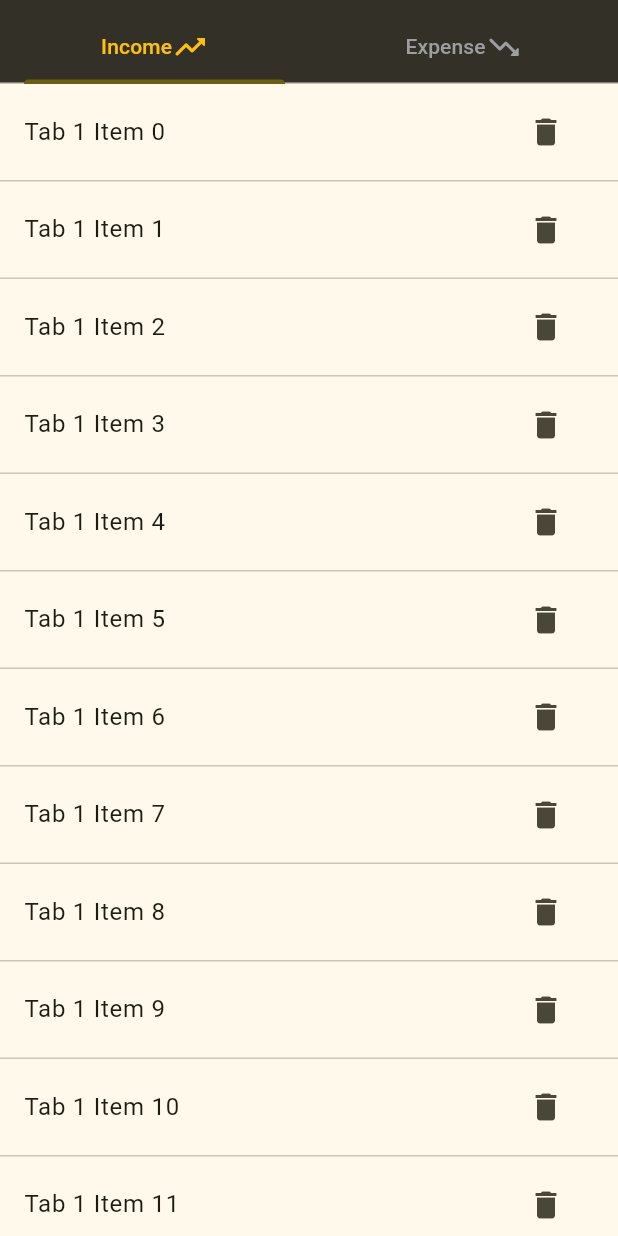
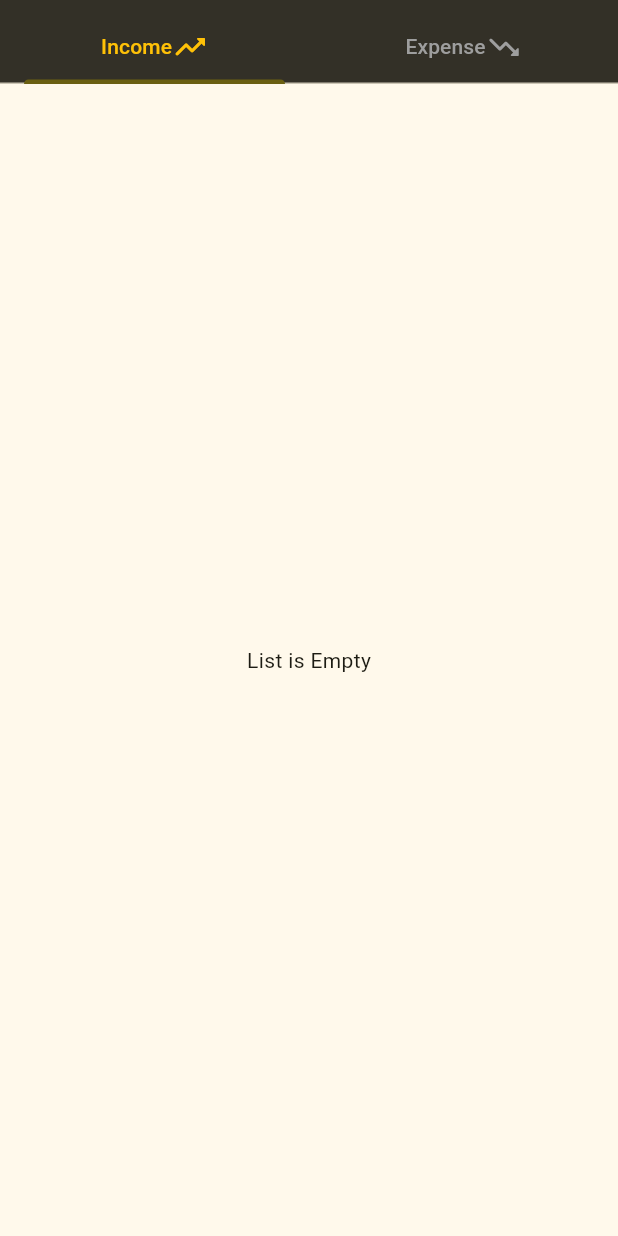
Before and after one commit to shaderone/money_mapper, a Flutter app: the CategoryPage screen opened directly, on a phone screen of 412 x 824 dp. Run offline on Flutter 3.47's test engine with Material 2 defaults, Android fonts, the phone set to English and light mode, and no system bars; our stand-ins replace hive_flutter; accounts and stored records are empty.

Commit message:
Create Function to Add new Category

```diff
--- a/lib/screens/pages/category/category_page.dart
+++ b/lib/screens/pages/category/category_page.dart
@@ -1,6 +1,7 @@
 import 'package:flutter/material.dart';
-
-import 'widgets/category_list_widget.dart';
+import 'package:money_management_app/db/category/category_db.dart';
+import 'package:money_management_app/models/category/category_model.dart';
+import 'package:money_management_app/screens/pages/category/widgets/category_list_widget.dart';
 
 class CategoryPage extends StatelessWidget {
   CategoryPage({super.key});
@@ -43,10 +44,28 @@ class CategoryPage extends StatelessWidget {
               ),
             ),
           ),
-          body: const TabBarView(
+          body: TabBarView(
             children: [
-              CategoryListWidget(),
-              CategoryListWidget(),
+              //first TabView
+              ValueListenableBuilder<List<CategoryModel>>(
+                valueListenable: CategoryDB.instance.incomeCategoryListNotifier,
+                builder: (BuildContext context, List<CategoryModel> categoryList, Widget? child) {
+                  //print("income list - ${categoryList.length}");
+                  //for (var index = 0; index < categoryList.length; index++) {
+                  //  print("$index) - ${categoryList[index].categoryName} ${categoryList[index].type}");
+                  //}
+                  return CategoryListWidget(categoryList: categoryList);
+                },
+              ),
+
+              //Second TabView
+              ValueListenableBuilder<List<CategoryModel>>(
+                valueListenable: CategoryDB.instance.expenseCategoryListNotifier,
+                builder: (BuildContext context, List<CategoryModel> categoryList, Widget? child) {
+                  //print("expense list - ${categoryList.length}");
+                  return CategoryListWidget(categoryList: categoryList);
+                },
+              ),
             ],
           ),
         ),
--- a/lib/screens/pages/category/widgets/category_list_widget.dart
+++ b/lib/screens/pages/category/widgets/category_list_widget.dart
@@ -1,19 +1,24 @@
 import 'package:flutter/material.dart';
+import 'package:money_management_app/models/category/category_model.dart';
 
 class CategoryListWidget extends StatelessWidget {
-  const CategoryListWidget({
-    super.key,
-  });
+  final List<CategoryModel> categoryList;
+
+  const CategoryListWidget({super.key, required this.categoryList});
 
   @override
   Widget build(BuildContext context) {
-    return ListView.separated(
+    return categoryList.isEmpty
+        ? const Center(
+            child: Text("List is Empty"),
+          )
+        : ListView.separated(
             physics: const BouncingScrollPhysics(),
-      itemCount: 20,
             separatorBuilder: (BuildContext context, int index) {
+              final category = categoryList[index];
               return ListTile(
                 minVerticalPadding: 20,
-          title: Text('Tab 1 Item $index'),
+                title: Text(category.categoryName),
                 trailing: IconButton(
                   onPressed: () => print("deleted"),
                   icon: const Icon(Icons.delete),
@@ -23,6 +28,7 @@ class CategoryListWidget extends StatelessWidget {
             itemBuilder: (BuildContext context, int index) {
               return index == 0 ? const SizedBox() : const Divider(height: 1);
             },
+            itemCount: categoryList.length + 1,
           );
   }
 }
```
Also changed, not shown: lib/db/category/category_db.dart (+51 -8 lines), lib/main.dart (+5 -3 lines), lib/screens/home/home_screen.dart (+6 -7 lines), lib/screens/pages/category/add_category_page.dart (renamed from lib/screens/pages/category/new_category_page.dart, +26 -12 lines). Lines whose indentation alone changed are shown as unchanged.
